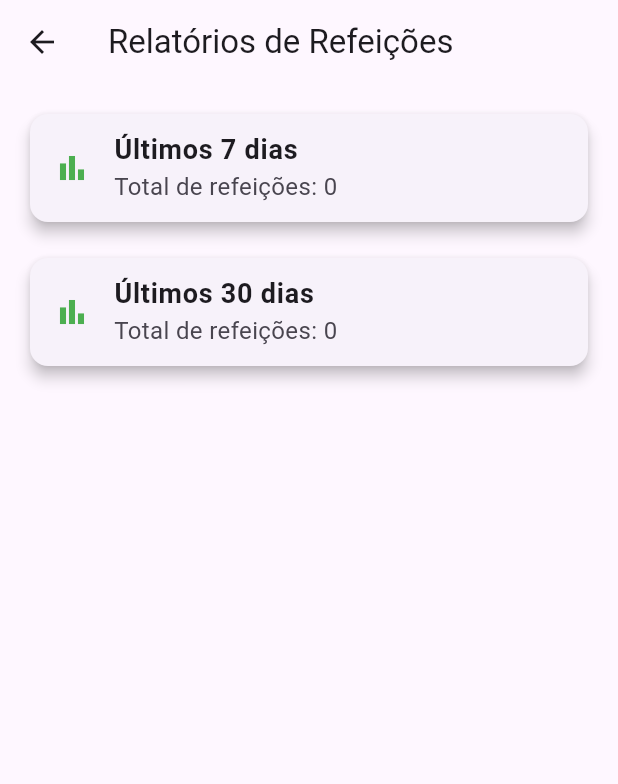
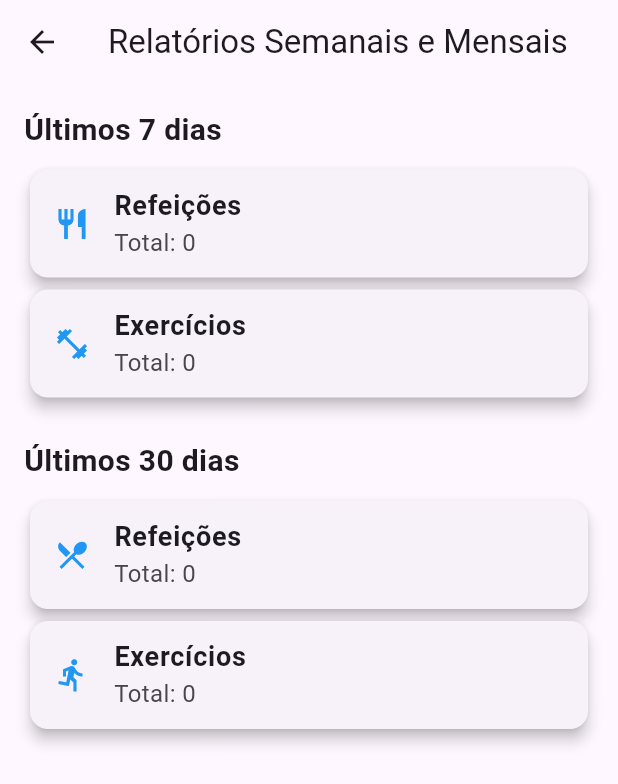
Before and after one commit to levi13/saudebahia, a Flutter app: the RelatoriosScreen screen opened by its route, on a phone screen of 412 x 824 dp. Shown: the top 784 px of the screen. Run offline on Flutter 3.47's test engine with Material 3 defaults, Android fonts, the phone set to English and light mode, and no system bars; our stand-ins replace fl_chart, sqflite; accounts and stored records are empty.

Commit message:
Update relatorios_screen.dart

```diff
--- a/lib/screens/relatorios_screen.dart
+++ b/lib/screens/relatorios_screen.dart
@@ -10,8 +10,10 @@ class RelatoriosScreen extends StatefulWidget {
 }
 
 class _RelatoriosScreenState extends State<RelatoriosScreen> {
-  int _totalSemana = 0;
-  int _totalMes = 0;
+  int _totalRefeicoesSemana = 0;
+  int _totalRefeicoesMes = 0;
+  int _totalExerciciosSemana = 0;
+  int _totalExerciciosMes = 0;
 
   @override
   void initState() {
@@ -22,54 +24,70 @@ class _RelatoriosScreenState extends State<RelatoriosScreen> {
   Future<void> _carregarRelatorios() async {
     final db = await DatabaseHelper().database;
 
-    // Datas de hoje, 7 dias atrás e 30 dias atrás
     final hoje = DateTime.now();
     final seteDiasAtras = hoje.subtract(const Duration(days: 7));
     final trintaDiasAtras = hoje.subtract(const Duration(days: 30));
 
-    // Consultar refeições da semana
-    final semana = await db.rawQuery('''
+    // Consultar refeições
+    final semanaRefeicoes = await db.rawQuery('''
       SELECT COUNT(*) as total FROM refeicoes
       WHERE DATE(data) >= DATE(?)
     ''', [seteDiasAtras.toIso8601String()]);
 
-    // Consultar refeições do mês
-    final mes = await db.rawQuery('''
+    final mesRefeicoes = await db.rawQuery('''
       SELECT COUNT(*) as total FROM refeicoes
       WHERE DATE(data) >= DATE(?)
     ''', [trintaDiasAtras.toIso8601String()]);
 
+    // Consultar exercícios
+    final semanaExercicios = await db.rawQuery('''
+      SELECT COUNT(*) as total FROM exercicios
+      WHERE DATE(data) >= DATE(?)
+    ''', [seteDiasAtras.toIso8601String()]);
+
+    final mesExercicios = await db.rawQuery('''
+      SELECT COUNT(*) as total FROM exercicios
+      WHERE DATE(data) >= DATE(?)
+    ''', [trintaDiasAtras.toIso8601String()]);
+
     setState(() {
-      _totalSemana = semana.first['total'] as int;
-      _totalMes = mes.first['total'] as int;
+      _totalRefeicoesSemana = semanaRefeicoes.first['total'] as int;
+      _totalRefeicoesMes = mesRefeicoes.first['total'] as int;
+      _totalExerciciosSemana = semanaExercicios.first['total'] as int;
+      _totalExerciciosMes = mesExercicios.first['total'] as int;
     });
   }
 
   @override
   Widget build(BuildContext context) {
     return Scaffold(
-      appBar: AppBar(title: const Text('Relatórios de Refeições')),
+      appBar: AppBar(title: const Text('Relatórios Semanais e Mensais')),
       body: Padding(
         padding: const EdgeInsets.all(16),
-        child: Column(
-          crossAxisAlignment: CrossAxisAlignment.start,
+        child: ListView(
           children: [
-            _buildCard('Últimos 7 dias', _totalSemana),
-            const SizedBox(height: 16),
-            _buildCard('Últimos 30 dias', _totalMes),
+            const Text('Últimos 7 dias', style: TextStyle(fontSize: 20, fontWeight: FontWeight.bold)),
+            const SizedBox(height: 8),
+            _buildCard('Refeições', _totalRefeicoesSemana, Icons.restaurant),
+            _buildCard('Exercícios', _totalExerciciosSemana, Icons.fitness_center),
+            const SizedBox(height: 24),
+            const Text('Últimos 30 dias', style: TextStyle(fontSize: 20, fontWeight: FontWeight.bold)),
+            const SizedBox(height: 8),
+            _buildCard('Refeições', _totalRefeicoesMes, Icons.restaurant_menu),
+            _buildCard('Exercícios', _totalExerciciosMes, Icons.directions_run),
           ],
         ),
       ),
     );
   }
 
-  Widget _buildCard(String titulo, int total) {
+  Widget _buildCard(String titulo, int total, IconData icone) {
     return Card(
       elevation: 4,
       child: ListTile(
         title: Text(titulo, style: const TextStyle(fontSize: 18, fontWeight: FontWeight.bold)),
-        subtitle: Text('Total de refeições: $total', style: const TextStyle(fontSize: 16)),
-        leading: const Icon(Icons.bar_chart, color: Colors.green),
+        subtitle: Text('Total: $total', style: const TextStyle(fontSize: 16)),
+        leading: Icon(icone, color: Colors.blue),
       ),
     );
   }
```
